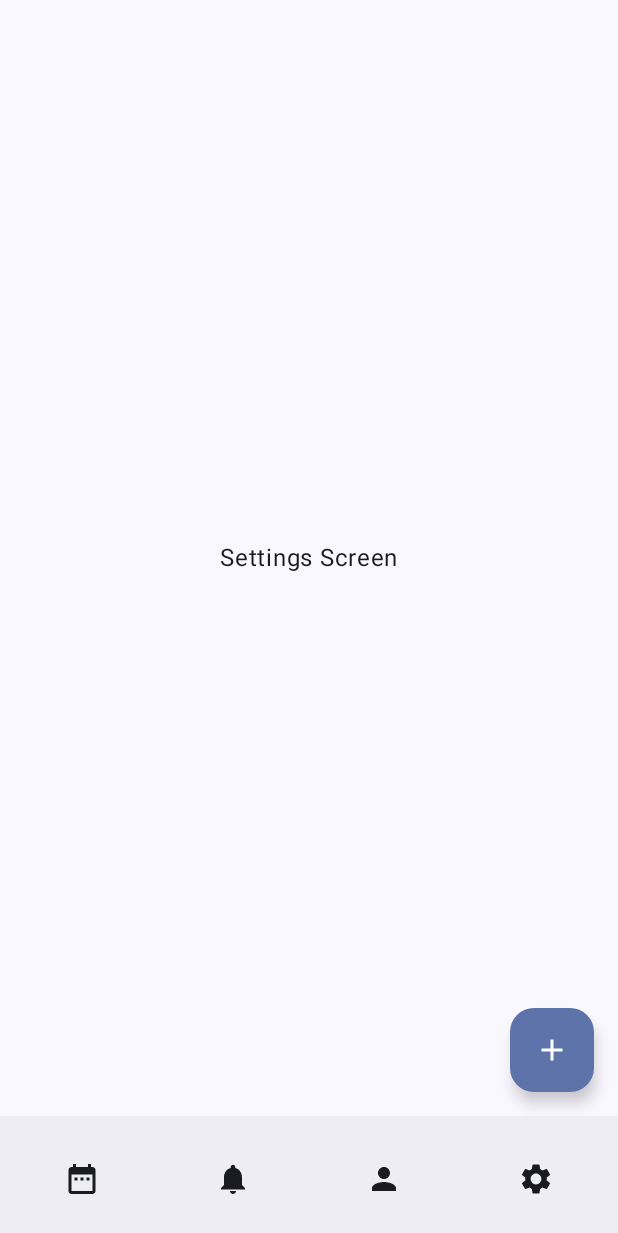
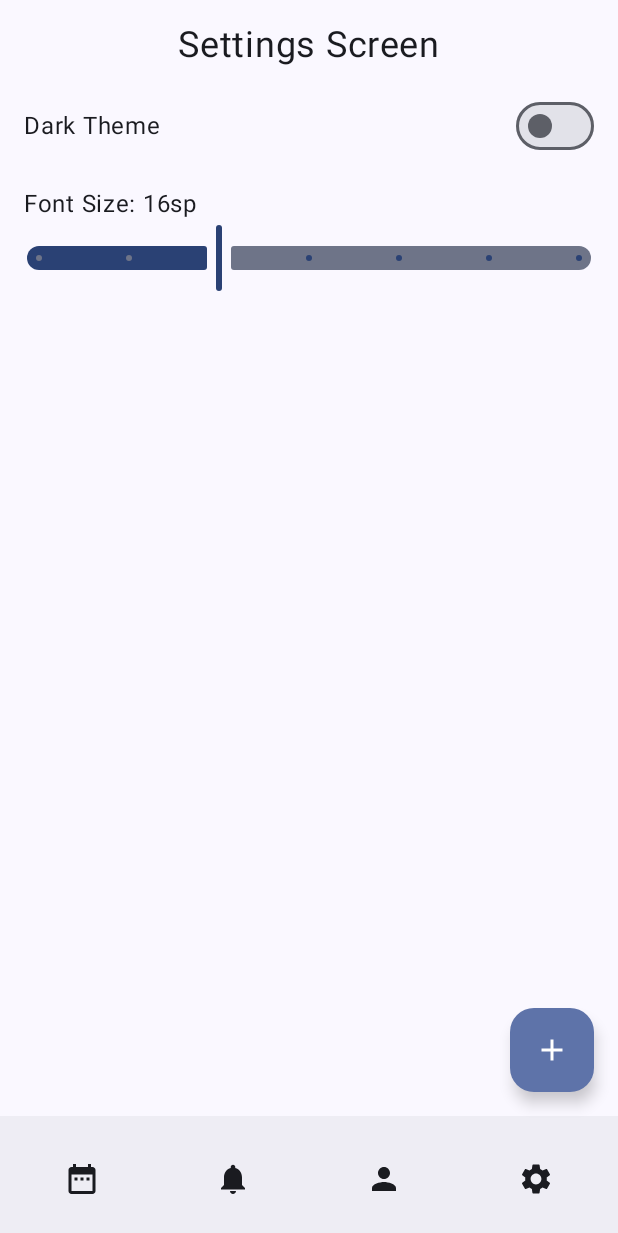
Before and after one commit to DomJab23/msd, an Android app built with Jetpack Compose: the MainScreen screen opened through its navigation route, after a tap on "Settings", on a phone screen of 412 x 824 dp. Shown: the top 1233 px of the screen. Run offline under Robolectric (Android 15) with nearby library versions, the phone set to English and light mode, and no system bars; our stand-ins replace Room's generated code; 1 other tap on this screen came first.

Commit message:
Dark/light theme and font-size selector added.

```diff
--- a/app/src/main/java/com/example/msd/MainActivity.kt
+++ b/app/src/main/java/com/example/msd/MainActivity.kt
@@ -15,6 +15,10 @@ import androidx.activity.ComponentActivity
 import androidx.activity.compose.setContent
 import androidx.activity.enableEdgeToEdge
 import androidx.compose.runtime.Composable
+import androidx.compose.runtime.getValue
+import androidx.compose.runtime.mutableStateOf
+import androidx.compose.runtime.remember
+import androidx.compose.runtime.setValue
 import androidx.compose.ui.platform.LocalContext
 import androidx.navigation.NavType
 import androidx.navigation.compose.NavHost
@@ -22,6 +26,7 @@ import androidx.navigation.compose.composable
 import androidx.navigation.compose.rememberNavController
 import androidx.navigation.navArgument
 import com.example.msd.ui.theme.MsdTheme
+import com.example.msd.ui.theme.getTypography
 import java.text.SimpleDateFormat
 import java.util.Calendar
 import java.util.Date
@@ -33,9 +38,9 @@ class MainActivity : ComponentActivity() {
         createNotificationChannel()
         enableEdgeToEdge()
         setContent {
-            MsdTheme {
+            // State is now managed in MyApp, but MsdTheme needs to wrap it.
+            // MyApp will internally wrap its content with MsdTheme.
             MyApp()
-            }
         }
     }
 
@@ -57,6 +62,14 @@ class MainActivity : ComponentActivity() {
 @SuppressLint("DefaultLocale")
 @Composable
 fun MyApp() {
+    // 1. Hoist the theme and font size state here
+    var darkTheme by remember { mutableStateOf(false) }
+    var fontSize by remember { mutableStateOf(16f) }
+    val typography = getTypography(baseFontSize = fontSize)
+    // 2. Apply the theme at this top level
+    MsdTheme(darkTheme = darkTheme,
+                typography = typography
+    ) {
         val context = LocalContext.current
         val navController = rememberNavController()
         NavHost(navController = navController, startDestination = "login") {
@@ -64,7 +77,23 @@ fun MyApp() {
                 LoginScreen(onLoginClicked = { navController.navigate("main") })
             }
             composable("main") {
-            MainScreen(mainNavController = navController)
+                // Pass the state and callbacks down to MainScreen
+                MainScreen(
+                    mainNavController = navController,
+                    darkTheme = darkTheme,
+                    onThemeChange = { darkTheme = it },
+                    fontSize = fontSize,
+                    onFontSizeChange = { fontSize = it }
+                )
+            }
+            // 3. Add a new route for the SettingsScreen
+            composable("settings") {
+                SettingsScreen(
+                    darkTheme = darkTheme,
+                    onThemeChange = { darkTheme = it },
+                    fontSize = fontSize,
+                    onFontSizeChange = { fontSize = it }
+                )
             }
             composable("calendar") {
                 CalendarScreen(
@@ -126,6 +155,7 @@ fun MyApp() {
                         },
                         onBackPressed = { navController.popBackStack() }
                     )
+                }
             }
         }
     }
--- a/app/src/main/java/com/example/msd/MainScreen.kt
+++ b/app/src/main/java/com/example/msd/MainScreen.kt
@@ -29,7 +29,12 @@ import androidx.navigation.compose.composable
 import androidx.navigation.compose.rememberNavController
 
 @Composable
-fun MainScreen(mainNavController: NavController) {
+fun MainScreen(    mainNavController: NavController,
+                   darkTheme: Boolean,
+                   onThemeChange: (Boolean) -> Unit,
+                   fontSize: Float,
+                   onFontSizeChange: (Float) -> Unit
+) {
     val navController = rememberNavController()
     var refreshTrigger by remember { mutableStateOf(0) }
     val context = LocalContext.current
@@ -96,7 +101,10 @@ fun MainScreen(mainNavController: NavController) {
                 ProfileScreen(onLogoffClicked = { mainNavController.popBackStack() })
             }
             composable("settings") {
-                SettingsScreen()
+                SettingsScreen(darkTheme = darkTheme,
+                    onThemeChange = onThemeChange,
+                    fontSize = fontSize,
+                    onFontSizeChange = onFontSizeChange)
             }
         }
     }
--- a/app/src/main/java/com/example/msd/SettingsScreen.kt
+++ b/app/src/main/java/com/example/msd/SettingsScreen.kt
@@ -2,33 +2,74 @@ package com.example.msd
 
 import androidx.compose.foundation.layout.Arrangement
 import androidx.compose.foundation.layout.Column
+import androidx.compose.foundation.layout.Row
 import androidx.compose.foundation.layout.fillMaxSize
+import androidx.compose.foundation.layout.fillMaxWidth
 import androidx.compose.foundation.layout.padding
+import androidx.compose.material3.Slider
+import androidx.compose.material3.Switch
 import androidx.compose.material3.Text
 import androidx.compose.runtime.Composable
 import androidx.compose.ui.Alignment
 import androidx.compose.ui.Modifier
 import androidx.compose.ui.tooling.preview.Preview
 import androidx.compose.ui.unit.dp
+import androidx.compose.ui.unit.sp
 import com.example.msd.ui.theme.MsdTheme
 
 @Composable
-fun SettingsScreen() {
+fun SettingsScreen(
+    darkTheme: Boolean,
+    onThemeChange: (Boolean) -> Unit,
+    fontSize: Float,
+    onFontSizeChange: (Float) -> Unit
+) {
     Column(
         modifier = Modifier
             .fillMaxSize()
             .padding(16.dp),
-        verticalArrangement = Arrangement.Center,
-        horizontalAlignment = Alignment.CenterHorizontally
+        horizontalAlignment = Alignment.CenterHorizontally,
+        verticalArrangement = Arrangement.spacedBy(16.dp)
     ) {
-        Text("Settings Screen")
+        Text("Settings Screen", fontSize = 24.sp)
+
+        // Theme selection
+        Row(
+            modifier = Modifier.fillMaxWidth(),
+            verticalAlignment = Alignment.CenterVertically,
+            horizontalArrangement = Arrangement.SpaceBetween
+        ) {
+            Text("Dark Theme")
+            Switch(
+                checked = darkTheme,
+                onCheckedChange = onThemeChange // Use the callback
+            )
+        }
+
+        // Font size selection
+        Column(modifier = Modifier.fillMaxWidth()) {
+            Text("Font Size: ${fontSize.toInt()}sp")
+            Slider(
+                value = fontSize,
+                onValueChange = onFontSizeChange, // Use the callback
+                valueRange = 12f..24f,
+                steps = 5
+            )
+        }
     }
 }
+
 
 @Preview(showBackground = true)
 @Composable
 fun SettingsScreenPreview() {
+    // Pass default values for the preview
     MsdTheme {
-        SettingsScreen()
+        SettingsScreen(
+            darkTheme = false,
+            onThemeChange = {},
+            fontSize = 16f,
+            onFontSizeChange = {}
+        )
     }
 }
--- a/app/src/main/java/com/example/msd/ui/theme/Theme.kt
+++ b/app/src/main/java/com/example/msd/ui/theme/Theme.kt
@@ -4,12 +4,17 @@ import android.app.Activity
 import android.os.Build
 import androidx.compose.foundation.isSystemInDarkTheme
 import androidx.compose.material3.MaterialTheme
+import androidx.compose.material3.Typography
 import androidx.compose.material3.darkColorScheme
 import androidx.compose.material3.dynamicDarkColorScheme
 import androidx.compose.material3.dynamicLightColorScheme
 import androidx.compose.material3.lightColorScheme
 import androidx.compose.runtime.Composable
+import androidx.compose.runtime.SideEffect
+import androidx.compose.ui.graphics.toArgb
 import androidx.compose.ui.platform.LocalContext
+import androidx.compose.ui.platform.LocalView
+import androidx.core.view.WindowCompat
 
 private val DarkColorScheme = darkColorScheme(
     primary = Purple80,
@@ -38,6 +43,8 @@ fun MsdTheme(
     darkTheme: Boolean = isSystemInDarkTheme(),
     // Dynamic color is available on Android 12+
     dynamicColor: Boolean = true,
+    // 1. Add typography as a parameter
+    typography: Typography = AppTypography,
     content: @Composable () -> Unit
 ) {
     val colorScheme = when {
@@ -49,10 +56,19 @@ fun MsdTheme(
         darkTheme -> DarkColorScheme
         else -> LightColorScheme
     }
+    val view = LocalView.current
+    if (!view.isInEditMode) {
+        SideEffect {
+            val window = (view.context as Activity).window
+            window.statusBarColor = colorScheme.primary.toArgb()
+            WindowCompat.getInsetsController(window, view).isAppearanceLightStatusBars = darkTheme
+        }
+    }
 
     MaterialTheme(
         colorScheme = colorScheme,
-        typography = Typography,
+        // 2. Use the passed-in typography object
+        typography = typography,
         content = content
     )
 }
--- a/app/src/main/java/com/example/msd/ui/theme/Type.kt
+++ b/app/src/main/java/com/example/msd/ui/theme/Type.kt
@@ -6,16 +6,15 @@ import androidx.compose.ui.text.font.FontFamily
 import androidx.compose.ui.text.font.FontWeight
 import androidx.compose.ui.unit.sp
 
-// Set of Material typography styles to start with
-val Typography = Typography(
+// Defines the default typography for the app.
+val AppTypography = Typography(
     bodyLarge = TextStyle(
         fontFamily = FontFamily.Default,
         fontWeight = FontWeight.Normal,
         fontSize = 16.sp,
         lineHeight = 24.sp,
         letterSpacing = 0.5.sp
-    )
-    /* Other default text styles to override
+    ),
     titleLarge = TextStyle(
         fontFamily = FontFamily.Default,
         fontWeight = FontWeight.Normal,
@@ -30,5 +29,38 @@ val Typography = Typography(
         lineHeight = 16.sp,
         letterSpacing = 0.5.sp
     )
-    */
 )
+
+/**
+ * Creates a Typography object with a dynamic base font size.
+ *
+ * @param baseFontSize The base font size to be applied to the bodyLarge style.
+ * Other styles are adjusted relative to this size.
+ */
+fun getTypography(baseFontSize: Float): Typography {
+    return Typography(
+        bodyLarge = TextStyle(
+            fontFamily = FontFamily.Default,
+            fontWeight = FontWeight.Normal,
+            fontSize = baseFontSize.sp, // Use the dynamic font size here
+            lineHeight = (baseFontSize * 1.5).sp,
+            letterSpacing = 0.5.sp
+        ),
+        // You can also define other styles relative to the base size
+        titleLarge = TextStyle(
+            fontFamily = FontFamily.Default,
+            fontWeight = FontWeight.Normal,
+            fontSize = (baseFontSize * 1.375).sp, // e.g., 22sp when base is 16sp
+            lineHeight = (baseFontSize * 1.75).sp,
+            letterSpacing = 0.sp
+        ),
+        labelSmall = TextStyle(
+            fontFamily = FontFamily.Default,
+            fontWeight = FontWeight.Medium,
+            fontSize = (baseFontSize * 0.6875).sp, // e.g., 11sp when base is 16sp
+            lineHeight = (baseFontSize).sp,
+            letterSpacing = 0.5.sp
+        )
+        /* Define other text styles here using baseFontSize.sp */
+    )
+}
```
Lines whose indentation alone changed are shown as unchanged.
